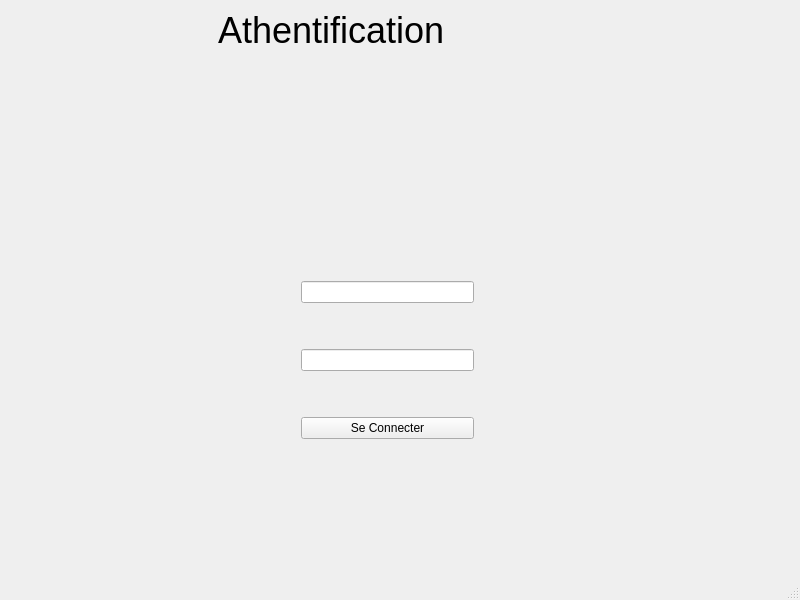
Old version of the form mainwindow0.ui in the repository soumaya-nheri/Smart-Restaurant-2A28.
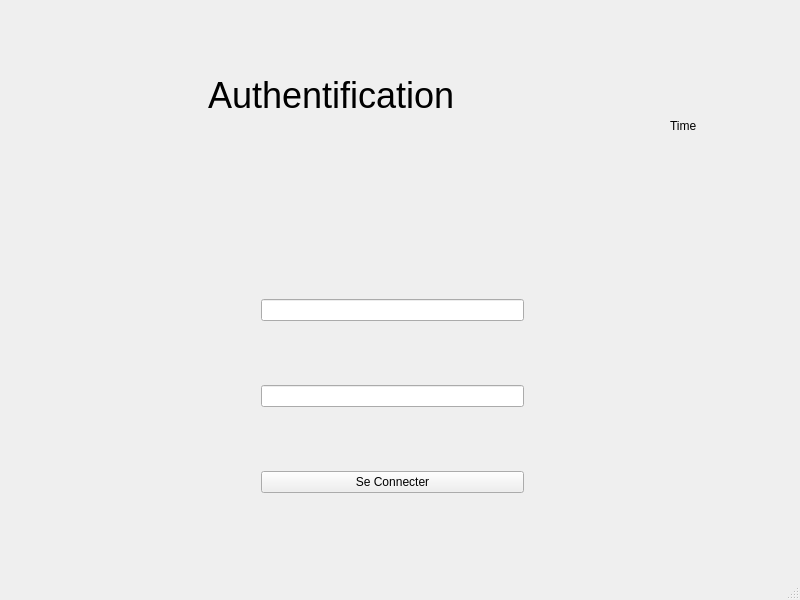
New version of the form. Icons and pictures are not drawn.

The edit to the form file:
```diff
--- a/mainwindow0.ui
+++ b/mainwindow0.ui
@@ -17,12 +17,15 @@
    <widget class="QStackedWidget" name="stackedWidget_connexion">
     <property name="geometry">
      <rect>
-      <x>-10</x>
+      <x>-20</x>
       <y>10</y>
       <width>811</width>
       <height>541</height>
      </rect>
     </property>
+    <property name="styleSheet">
+     <string notr="true"/>
+    </property>
     <property name="currentIndex">
      <number>0</number>
     </property>
@@ -45,90 +48,24 @@
        <string/>
       </property>
      </widget>
-     <widget class="QWidget" name="layoutWidget_2">
-      <property name="geometry">
-       <rect>
-        <x>136</x>
-        <y>231</y>
-        <width>491</width>
-        <height>46</height>
-       </rect>
-      </property>
-      <layout class="QHBoxLayout" name="horizontalLayout_2">
-       <property name="leftMargin">
-        <number>185</number>
-       </property>
-       <property name="topMargin">
-        <number>15</number>
-       </property>
-       <property name="rightMargin">
-        <number>90</number>
-       </property>
-       <property name="bottomMargin">
-        <number>15</number>
-       </property>
-       <item>
-        <widget class="QLabel" name="label_login">
-         <property name="sizePolicy">
-          <sizepolicy hsizetype="Preferred" vsizetype="Preferred">
-           <horstretch>0</horstretch>
-           <verstretch>0</verstretch>
-          </sizepolicy>
-         </property>
-         <property name="styleSheet">
-          <string notr="true">background:none;</string>
-         </property>
-         <property name="text">
-          <string/>
-         </property>
-        </widget>
-       </item>
-      </layout>
-     </widget>
      <widget class="QWidget" name="layoutWidget">
       <property name="geometry">
        <rect>
-        <x>137</x>
+        <x>17</x>
         <y>231</y>
-        <width>521</width>
-        <height>241</height>
+        <width>791</width>
+        <height>311</height>
        </rect>
       </property>
       <layout class="QGridLayout" name="gridLayout_2">
-       <item row="2" column="2">
-        <spacer name="horizontalSpacer_2">
-         <property name="orientation">
-          <enum>Qt::Horizontal</enum>
-         </property>
-         <property name="sizeHint" stdset="0">
-          <size>
-           <width>40</width>
-           <height>20</height>
-          </size>
-         </property>
-        </spacer>
-       </item>
-       <item row="2" column="1">
+       <item row="1" column="1">
         <widget class="QLineEdit" name="line_username">
          <property name="styleSheet">
           <string notr="true"/>
          </property>
         </widget>
        </item>
-       <item row="2" column="0">
-        <spacer name="horizontalSpacer">
-         <property name="orientation">
-          <enum>Qt::Horizontal</enum>
-         </property>
-         <property name="sizeHint" stdset="0">
-          <size>
-           <width>40</width>
-           <height>20</height>
-          </size>
-         </property>
-        </spacer>
-       </item>
-       <item row="3" column="1">
+       <item row="2" column="1">
         <widget class="QLineEdit" name="line_password">
          <property name="styleSheet">
           <string notr="true"/>
@@ -138,13 +75,39 @@
          </property>
         </widget>
        </item>
-       <item row="4" column="1">
+       <item row="3" column="1">
         <widget class="QPushButton" name="pushButton">
          <property name="text">
           <string>Se Connecter</string>
          </property>
         </widget>
        </item>
+       <item row="1" column="2">
+        <spacer name="horizontalSpacer_2">
+         <property name="orientation">
+          <enum>Qt::Horizontal</enum>
+         </property>
+         <property name="sizeHint" stdset="0">
+          <size>
+           <width>40</width>
+           <height>20</height>
+          </size>
+         </property>
+        </spacer>
+       </item>
+       <item row="1" column="0">
+        <spacer name="horizontalSpacer">
+         <property name="orientation">
+          <enum>Qt::Horizontal</enum>
+         </property>
+         <property name="sizeHint" stdset="0">
+          <size>
+           <width>40</width>
+           <height>20</height>
+          </size>
+         </property>
+        </spacer>
+       </item>
       </layout>
      </widget>
      <widget class="QWidget" name="layoutWidget_3">
@@ -153,7 +116,7 @@
         <x>130</x>
         <y>0</y>
         <width>531</width>
-        <height>231</height>
+        <height>171</height>
        </rect>
       </property>
       <layout class="QVBoxLayout" name="verticalLayout">
@@ -174,25 +137,41 @@
 </string>
          </property>
          <property name="text">
-          <string>          Athentification</string>
+          <string>          Authentification</string>
          </property>
         </widget>
        </item>
-       <item>
-        <spacer name="verticalSpacer">
-         <property name="orientation">
-          <enum>Qt::Vertical</enum>
-         </property>
-         <property name="sizeHint" stdset="0">
-          <size>
-           <width>20</width>
-           <height>40</height>
-          </size>
-         </property>
-        </spacer>
-       </item>
       </layout>
      </widget>
+     <widget class="QLabel" name="timer">
+      <property name="geometry">
+       <rect>
+        <x>690</x>
+        <y>100</y>
+        <width>91</width>
+        <height>31</height>
+       </rect>
+      </property>
+      <property name="text">
+       <string>Time</string>
+      </property>
+     </widget>
+     <widget class="QLabel" name="logo">
+      <property name="geometry">
+       <rect>
+        <x>30</x>
+        <y>50</y>
+        <width>81</width>
+        <height>101</height>
+       </rect>
+      </property>
+      <property name="styleSheet">
+       <string notr="true">image:url(:/new/prefix1/img/logo.png)</string>
+      </property>
+      <property name="text">
+       <string/>
+      </property>
+     </widget>
     </widget>
     <widget class="QWidget" name="page_2">
      <widget class="QLabel" name="label">
```
